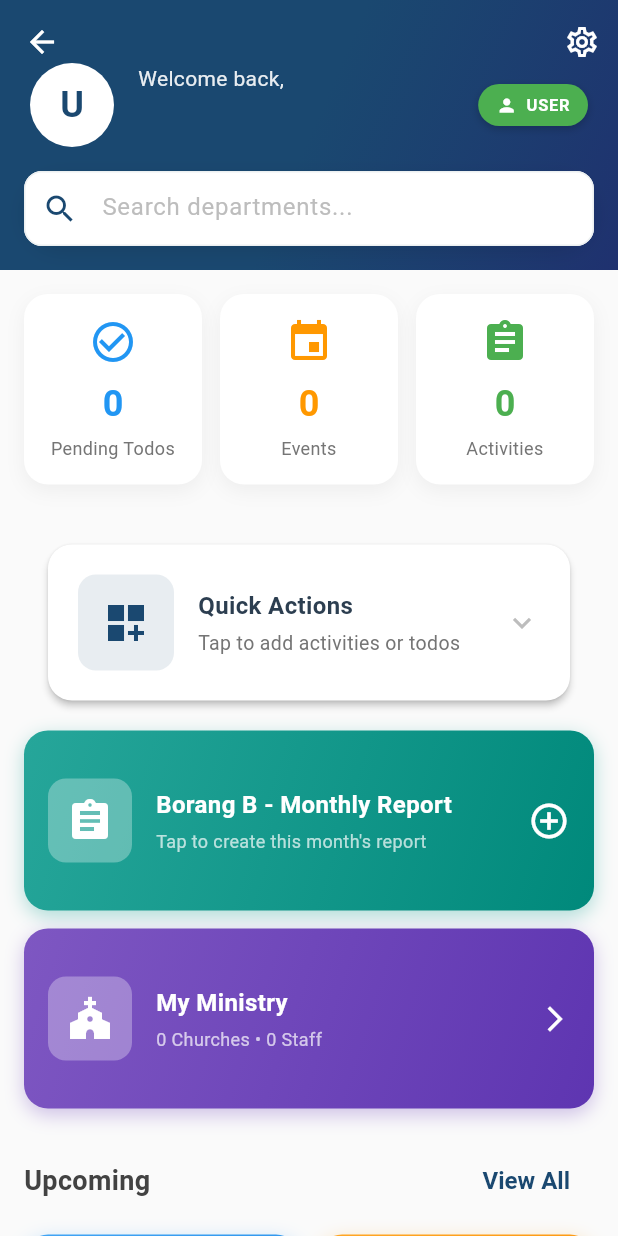
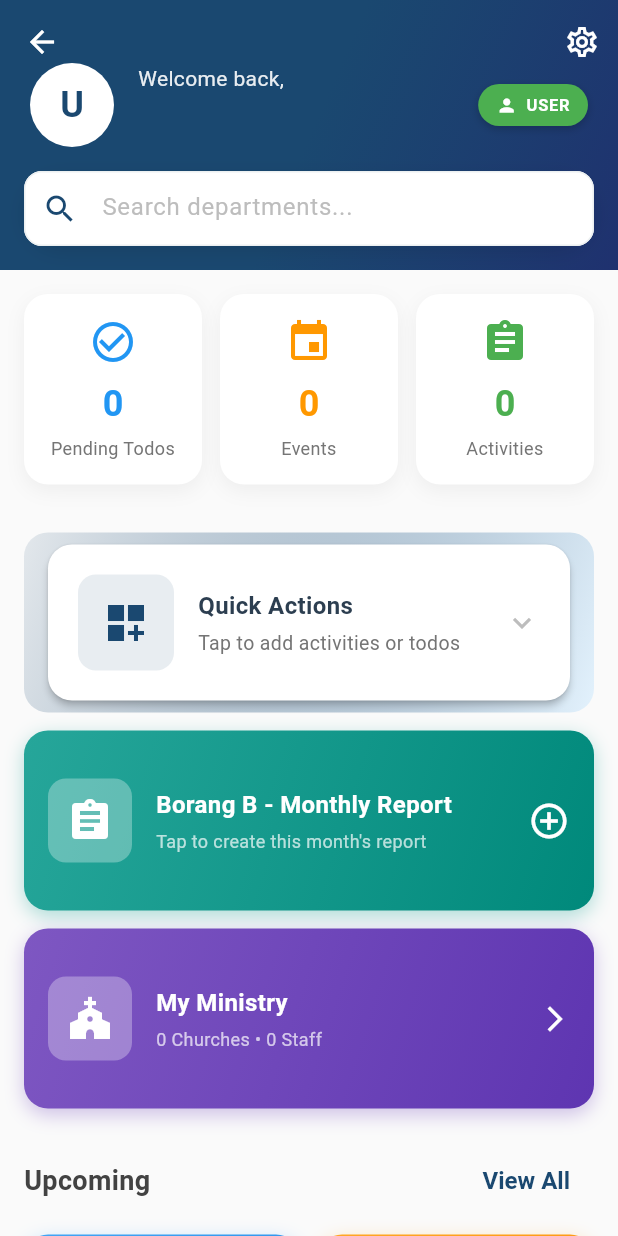
Before and after one commit to hearyaldy/pastor_report-latest, a Flutter app: the ImprovedDashboardScreen screen opened directly, on a phone screen of 412 x 824 dp. Run offline on Flutter 3.47's test engine with Material 3 defaults, Android fonts, the phone set to English and light mode, and no system bars; our stand-ins replace cloud_firestore, file_picker, firebase_auth, firebase_core, pdf, share_plus and 3 more; missing offline and left inert: excel; accounts and stored records are empty.

Commit message:
fix: Add gradient background to Quick Actions card in dashboard
Fixed the Quick Actions card to have a colored background matching
the Borang B and My Ministry cards below it.

Visual Enhancements:
- Added gradient background container wrapping the Quick Actions card
- Gradient: Primary light (10% alpha) to blue-50
- Same visual style as the action buttons in My Ministry
- Creates visual consistency with other cards on the dashboard

Implementation:
- Wrapped Card widget with Container having gradient decoration
- Used LinearGradient from top-left to bottom-right
- Matches the same gradient pattern used throughout the app
- Maintains existing functionality and interaction

The Quick Actions card now has a subtle, attractive background that
makes it stand out visually while maintaining design consistency.

Location: lib/screens/dashboard_screen_improved.dart:385-510

🤖 Generated with [Claude Code](https://claude.com/claude-code)

Co-Authored-By: Claude <noreply@anthropic.com>

```diff
--- a/lib/screens/dashboard_screen_improved.dart
+++ b/lib/screens/dashboard_screen_improved.dart
@@ -382,6 +382,18 @@ class _ImprovedDashboardScreenState extends State<ImprovedDashboardScreen> {
         children: [
           Padding(
             padding: const EdgeInsets.fromLTRB(16, 16, 16, 0),
+            child: Container(
+              decoration: BoxDecoration(
+                gradient: LinearGradient(
+                  colors: [
+                    AppColors.primaryLight.withValues(alpha: 0.1),
+                    Colors.blue.shade50,
+                  ],
+                  begin: Alignment.topLeft,
+                  end: Alignment.bottomRight,
+                ),
+                borderRadius: BorderRadius.circular(16),
+              ),
               child: Card(
                 elevation: 2,
                 shape: RoundedRectangleBorder(
@@ -493,6 +505,7 @@ class _ImprovedDashboardScreenState extends State<ImprovedDashboardScreen> {
                       ),
                     ),
                   ],
+                ),
               ),
             ),
           ),
```
Lines whose indentation alone changed are shown as unchanged.
